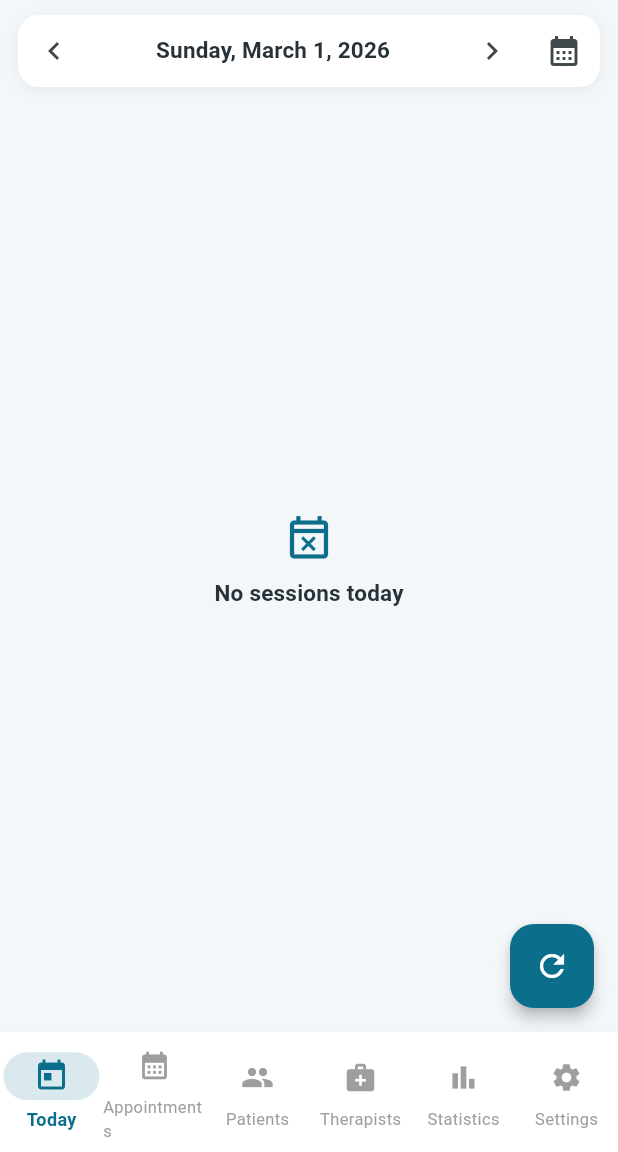
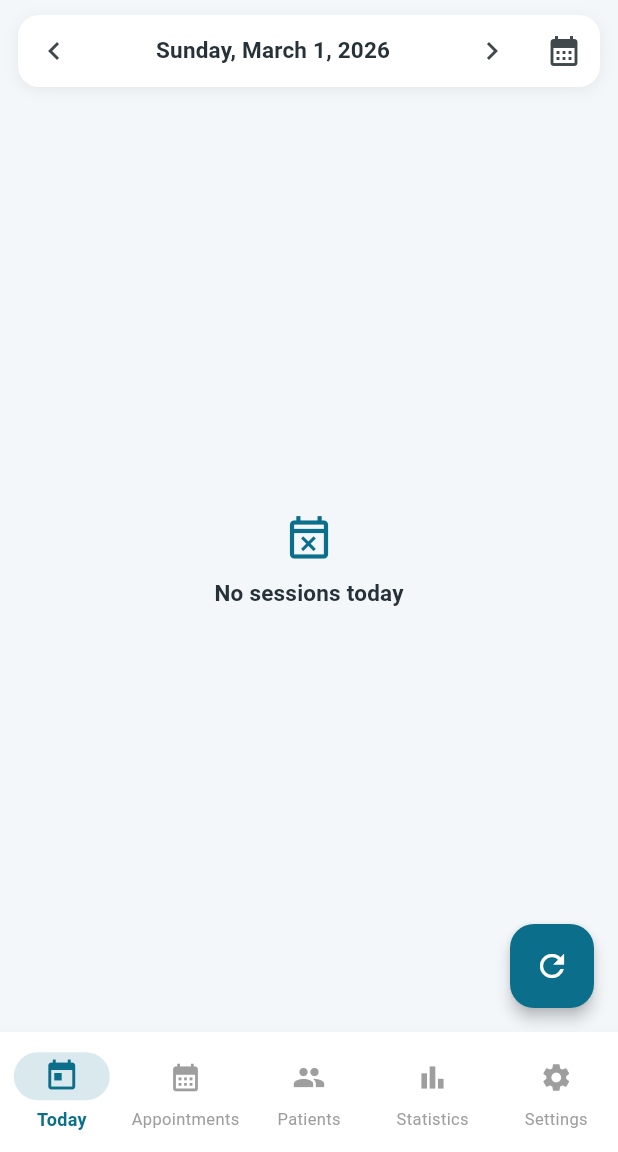
Before and after one commit to bouhenni1982/physio_manager, a Flutter app: the DashboardScreen screen opened by its route, after a tap on the "chevron left" icon, on a phone screen of 412 x 824 dp, the part 84-1236 px from its top. Run offline on Flutter 3.47's test engine with Material 3 defaults, Android fonts, the phone set to English and light mode, and no system bars; our stand-ins replace flutter_local_notifications, flutter_riverpod, flutter_timezone, image_picker, shared_preferences, sqflite and 2 more; accounts and stored records are empty.

Commit message:
Hide therapists tab for therapist and move phone edit to settings

```diff
--- a/lib/features/dashboard/presentation/dashboard_screen.dart
+++ b/lib/features/dashboard/presentation/dashboard_screen.dart
@@ -53,22 +53,27 @@ class _DashboardScreenState extends ConsumerState<DashboardScreen> {
   }
 
   List<_TabItem> _buildTabs(AppLocalizations l10n, bool isAdmin) {
-    final base = <_TabItem>[
+    final tabs = <_TabItem>[
       _TabItem(id: 'today', label: l10n.dashboardToday, icon: Icons.today, screen: const _DayView()),
       _TabItem(id: 'appointments', label: l10n.dashboardAppointments, icon: Icons.calendar_month, screen: const AppointmentsScreen()),
       _TabItem(id: 'patients', label: l10n.dashboardPatients, icon: Icons.people, screen: const PatientsScreen()),
-      _TabItem(id: 'therapists', label: l10n.dashboardTherapists, icon: Icons.medical_services, screen: const TherapistsScreen()),
       _TabItem(id: 'stats', label: l10n.dashboardStats, icon: Icons.bar_chart, screen: const StatsScreen()),
       _TabItem(id: 'settings', label: l10n.dashboardSettings, icon: Icons.settings, screen: const SettingsScreen()),
     ];
 
-    // Role-based restrictions are enforced inside each feature screen/repository.
-    // Tabs remain visible for both admin and therapist users.
     if (isAdmin) {
-      return base;
+      tabs.insert(
+        3,
+        _TabItem(
+          id: 'therapists',
+          label: l10n.dashboardTherapists,
+          icon: Icons.medical_services,
+          screen: const TherapistsScreen(),
+        ),
+      );
     }
 
-    return base;
+    return tabs;
   }
 
   List<_TabItem> _applyPrefs(
--- a/lib/features/settings/presentation/settings_screen.dart
+++ b/lib/features/settings/presentation/settings_screen.dart
@@ -13,6 +13,8 @@ import 'locale_provider.dart';
 import 'package:physio_manager/l10n/generated/app_localizations.dart';
 import '../../dashboard/presentation/dashboard_customize_screen.dart';
 import '../../../core/widgets/section_header.dart';
+import '../../therapists/presentation/therapist_providers.dart';
+import '../../therapists/domain/therapist.dart';
 
 class SettingsScreen extends ConsumerWidget {
   static const String routeName = '/settings';
@@ -28,6 +30,17 @@ class SettingsScreen extends ConsumerWidget {
     final reminderMinutes = ref.watch(reminderMinutesProvider);
     final noteDelay = ref.watch(noteAutoSaveDelayProvider);
     final currentLocale = ref.watch(localeProvider);
+    final authUser = ref.watch(authStateProvider).valueOrNull;
+    final therapists = ref.watch(therapistsProvider).valueOrNull ?? const [];
+    Therapist? me;
+    if (authUser != null) {
+      for (final t in therapists) {
+        if (t.userId == authUser.id) {
+          me = t;
+          break;
+        }
+      }
+    }
 
     return AppScaffold(
       title: l10n.settingsTitle,
@@ -180,6 +193,36 @@ class SettingsScreen extends ConsumerWidget {
                 ),
                 const Divider(height: 1, indent: 16, endIndent: 16),
                 ListTile(
+                  title: Text(l10n.phoneLabel),
+                  subtitle: Text(
+                    (me?.phone ?? '').trim().isEmpty ? '-' : me!.phone!,
+                  ),
+                  trailing: const Icon(Icons.phone),
+                  onTap: me == null
+                      ? null
+                      : () async {
+                          final updated = await _showPhoneEditDialog(
+                            context: context,
+                            initialPhone: me?.phone,
+                            l10n: l10n,
+                          );
+                          if (updated == null) return;
+                          await ref
+                              .read(therapistRepositoryProvider)
+                              .update(
+                                Therapist(
+                                  id: me!.id,
+                                  userId: me.userId,
+                                  fullName: me.fullName,
+                                  phone: updated.trim().isEmpty ? null : updated.trim(),
+                                  isPrimary: me.isPrimary,
+                                ),
+                              );
+                          ref.invalidate(therapistsProvider);
+                        },
+                ),
+                const Divider(height: 1, indent: 16, endIndent: 16),
+                ListTile(
                   title: Text(l10n.dashboardCustomizeTitle),
                   subtitle: Text(l10n.dashboardCustomizeSubtitle),
                   trailing: const Icon(Icons.dashboard_customize),
@@ -212,6 +255,37 @@ class SettingsScreen extends ConsumerWidget {
       ),
     );
   }
+}
+
+Future<String?> _showPhoneEditDialog({
+  required BuildContext context,
+  required String? initialPhone,
+  required AppLocalizations l10n,
+}) async {
+  final controller = TextEditingController(text: initialPhone ?? '');
+  final result = await showDialog<String>(
+    context: context,
+    builder: (context) => AlertDialog(
+      title: Text(l10n.phoneLabel),
+      content: TextField(
+        controller: controller,
+        keyboardType: TextInputType.phone,
+        decoration: InputDecoration(labelText: l10n.phoneLabel),
+      ),
+      actions: [
+        TextButton(
+          onPressed: () => Navigator.pop(context),
+          child: Text(l10n.cancel),
+        ),
+        FilledButton(
+          onPressed: () => Navigator.pop(context, controller.text),
+          child: Text(l10n.save),
+        ),
+      ],
+    ),
+  );
+  controller.dispose();
+  return result;
 }
 
 class _LocalePicker extends StatelessWidget {
--- a/lib/features/stats/presentation/stats_screen.dart
+++ b/lib/features/stats/presentation/stats_screen.dart
@@ -162,6 +162,7 @@ class _StatsScreenState extends ConsumerState<StatsScreen> {
                 female: s.patientsFemale,
                 child: s.patientsChild,
               ),
+              if (isAdmin) ...[
                 const SizedBox(height: 20),
                 _SectionTitle(text: l10n.statsByTherapist),
                 const SizedBox(height: 8),
@@ -220,6 +221,7 @@ class _StatsScreenState extends ConsumerState<StatsScreen> {
                     ),
                   ),
                 ),
+              ],
             ],
           );
         },
@@ -364,7 +366,7 @@ StatsSummary _scopeSummary({
     patientsChild: mine.patientsChild,
     activePatients: mine.activePatients,
     completedPatients: mine.completedPatients,
-    byTherapist: [mine],
+    byTherapist: const [],
   );
 }
 
```
Lines whose indentation alone changed are shown as unchanged.
